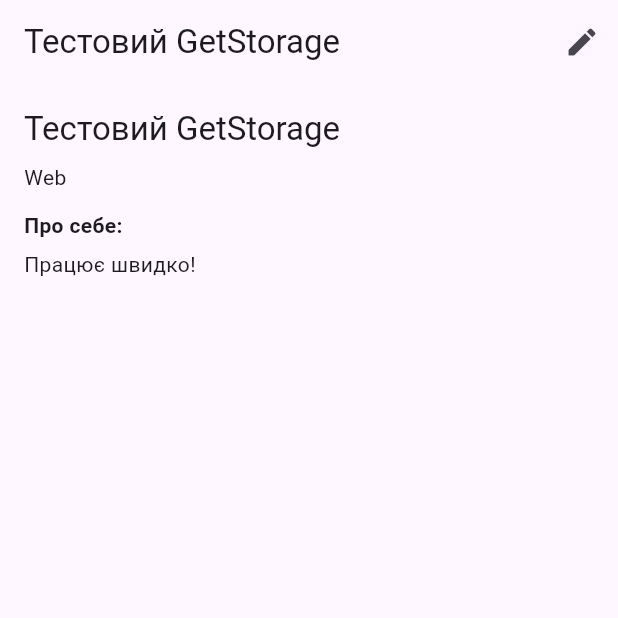
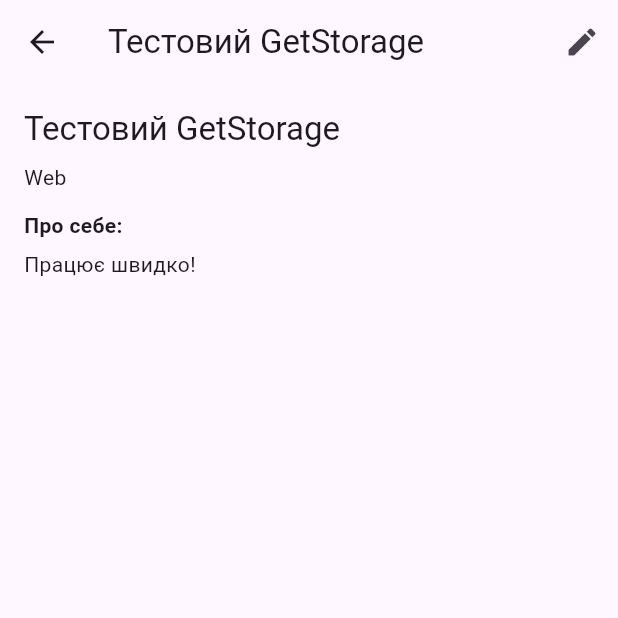
Before and after one commit to RuslanIman-Aliev/testRep, a Flutter app: the screen it shows after launch, after a tap on "Тестовий GetStorage", on a phone screen of 412 x 824 dp, the top half of it. Run offline on Flutter 3.47's test engine with Material 3 defaults, Android fonts, the phone set to English and light mode, and no system bars; our stand-ins replace get_storage, go_router, shared_preferences; accounts and stored records are empty; network calls fail.

Commit message:
solve lab11

```diff
--- a/lib/views/list_view.dart
+++ b/lib/views/list_view.dart
@@ -5,6 +5,7 @@ import '../repository/person_repository.dart';
 import '../models/person.dart';
 import '../services/theme_service.dart';
 import 'add_view.dart';
+import '../widgets/banner_ad_widget.dart';
 
 class ListViewPage extends StatelessWidget {
   const ListViewPage({super.key});
@@ -65,7 +66,9 @@ class ListViewPage extends StatelessWidget {
           );
         },
       ),
-
+      bottomNavigationBar: const SafeArea(
+        child: BannerAdWidget(),
+      ),
       floatingActionButton: FloatingActionButton(
         child: const Icon(Icons.add),
         onPressed: () {
--- a/lib/views/profile_view.dart
+++ b/lib/views/profile_view.dart
@@ -28,15 +28,34 @@ class _ProfileViewPageState extends State<ProfileViewPage> {
   @override
   Widget build(BuildContext context) {
     final person = widget.vm.person;
+
     if (person == null) {
       return Scaffold(
-        appBar: AppBar(title: const Text('Профіль')),
+        appBar: AppBar(
+          title: const Text('Профіль'),
+          leading: IconButton(
+            icon: const Icon(Icons.arrow_back),
+            onPressed: () => context.go('/'),
+          ),
+        ),
         body: const Center(child: Text('Профіль не знайдено')),
       );
     }
 
     return Scaffold(
       appBar: AppBar(
+        leading: IconButton(
+          icon: const Icon(Icons.arrow_back),
+          tooltip: 'Назад',
+          onPressed: () {
+            if (context.canPop()) {
+              context.pop();
+            } else {
+              context.go('/');
+            }
+          },
+        ),
+
         title: Text(person.name),
         actions: [
           IconButton(
--- /dev/null
+++ b/lib/widgets/banner_ad_widget.dart
@@ -0,0 +1,56 @@
+import 'package:flutter/material.dart';
+import 'package:url_launcher/url_launcher.dart';
+
+class BannerAdWidget extends StatefulWidget {
+  const BannerAdWidget({super.key});
+
+  @override
+  State<BannerAdWidget> createState() => _BannerAdWidgetState();
+}
+
+class _BannerAdWidgetState extends State<BannerAdWidget> {
+
+  final Uri _targetUrl = Uri.parse('https://github.com/RuslanIman-Aliev');
+
+  final String _imageUrl = 'https://placehold.co/468x60/2196f3/ffffff?text=My+Resume+App+Ads';
+
+  Future<void> _launchUrl() async {
+    if (!await launchUrl(_targetUrl)) {
+      throw Exception('Could not launch $_targetUrl');
+    }
+  }
+
+  @override
+  Widget build(BuildContext context) {
+    return Container(
+      height: 60,
+      width: double.infinity,
+      color: Colors.grey[200],
+      child: Center(
+        child: InkWell(
+          onTap: _launchUrl,
+          child: Stack(
+            alignment: Alignment.topRight,
+            children: [
+              Image.network(
+                _imageUrl,
+                fit: BoxFit.contain,
+                errorBuilder: (ctx, err, stack) => const Center(
+                  child: Text("Реклама "),
+                ),
+              ),
+              Container(
+                color: Colors.amber,
+                padding: const EdgeInsets.symmetric(horizontal: 4, vertical: 2),
+                child: const Text(
+                  'Ad',
+                  style: TextStyle(fontSize: 10, fontWeight: FontWeight.bold)
+                ),
+              ),
+            ],
+          ),
+        ),
+      ),
+    );
+  }
+}
--- a/pubspec.yaml
+++ b/pubspec.yaml
@@ -34,7 +34,9 @@ dependencies:
   provider: ^6.0.5
   http: ^1.2.0
   get_storage: ^2.1.1
+  google_mobile_ads: ^5.1.0
   shared_preferences: ^2.2.2
+  url_launcher: ^6.2.5
   # The following adds the Cupertino Icons font to your application.
   # Use with the CupertinoIcons class for iOS style icons.
   cupertino_icons: ^1.0.8
```
Also changed, not shown: pubspec.lock, 5 other files.
